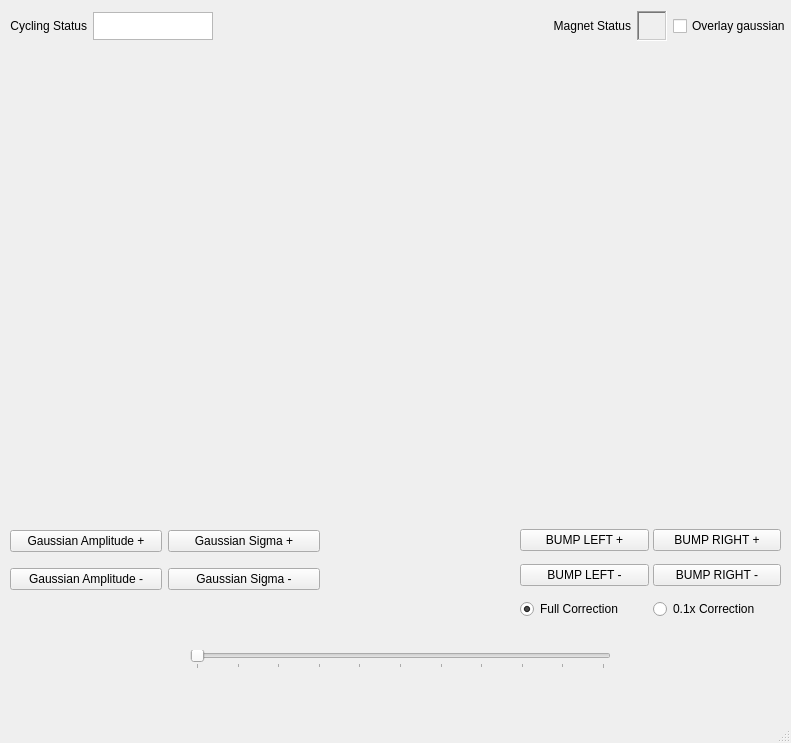
DiamondLightSource/i10switching, file i10beamlineui.ui: the form before one commit.
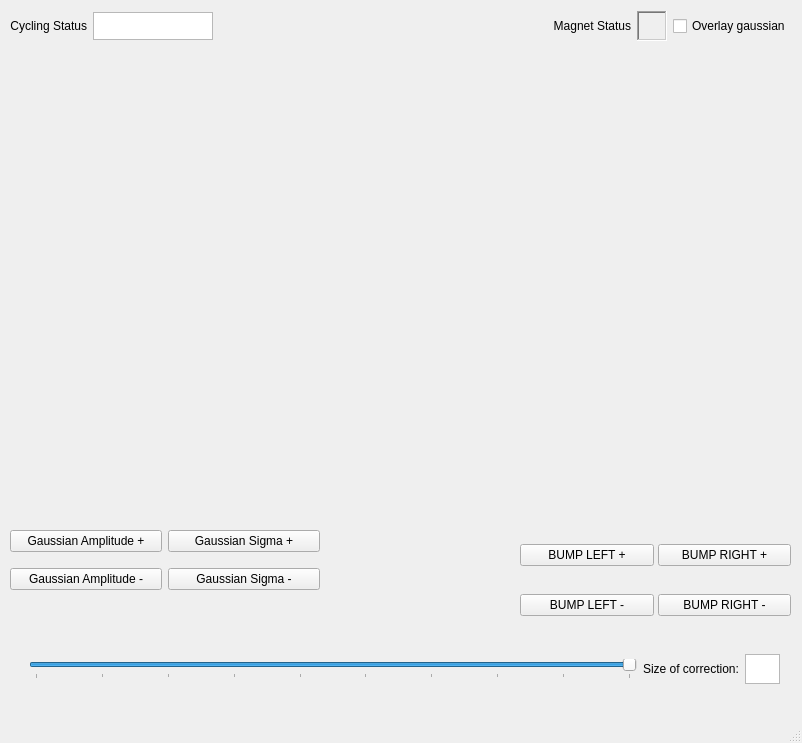
The form after the commit.

Commit message: Updated i10beamline so it works again

What changed in the file:
```diff
--- a/i10beamlineui.ui
+++ b/i10beamlineui.ui
@@ -6,7 +6,7 @@
    <rect>
     <x>0</x>
     <y>0</y>
-    <width>791</width>
+    <width>802</width>
     <height>743</height>
    </rect>
   </property>
@@ -19,8 +19,8 @@
      <rect>
       <x>520</x>
       <y>520</y>
-      <width>261</width>
-      <height>111</height>
+      <width>271</width>
+      <height>122</height>
      </rect>
     </property>
     <layout class="QGridLayout" name="button_gridlayout" columnstretch="0,0">
@@ -61,23 +61,6 @@
        </property>
       </widget>
      </item>
-     <item row="2" column="1">
-      <widget class="QRadioButton" name="small_correction_radiobutton">
-       <property name="text">
-        <string>0.1x Correction</string>
-       </property>
-      </widget>
-     </item>
-     <item row="2" column="0">
-      <widget class="QRadioButton" name="full_correction_radiobutton">
-       <property name="text">
-        <string>Full Correction</string>
-       </property>
-       <property name="checked">
-        <bool>true</bool>
-       </property>
-      </widget>
-     </item>
     </layout>
    </widget>
    <widget class="QWidget" name="verticalLayoutWidget">
@@ -272,24 +255,56 @@
      </item>
     </layout>
    </widget>
-   <widget class="QSlider" name="horizontalSlider">
+   <widget class="QWidget" name="gridLayoutWidget_2">
     <property name="geometry">
      <rect>
-      <x>190</x>
-      <y>650</y>
-      <width>421</width>
-      <height>19</height>
+      <x>29</x>
+      <y>649</y>
+      <width>751</width>
+      <height>41</height>
      </rect>
     </property>
-    <property name="maximum">
-     <number>10</number>
-    </property>
-    <property name="orientation">
-     <enum>Qt::Horizontal</enum>
-    </property>
-    <property name="tickPosition">
-     <enum>QSlider::TicksBelow</enum>
-    </property>
+    <layout class="QGridLayout" name="gridLayout_2">
+     <item row="0" column="0">
+      <widget class="QSlider" name="jog_scale_slider">
+       <property name="minimum">
+        <number>1</number>
+       </property>
+       <property name="maximum">
+        <number>10</number>
+       </property>
+       <property name="value">
+        <number>10</number>
+       </property>
+       <property name="orientation">
+        <enum>Qt::Horizontal</enum>
+       </property>
+       <property name="tickPosition">
+        <enum>QSlider::TicksBelow</enum>
+       </property>
+       <property name="tickInterval">
+        <number>1</number>
+       </property>
+      </widget>
+     </item>
+     <item row="0" column="1">
+      <widget class="QLabel" name="label_2">
+       <property name="text">
+        <string>Size of correction:</string>
+       </property>
+      </widget>
+     </item>
+     <item row="0" column="2">
+      <widget class="QTextEdit" name="jog_scale_textbox">
+       <property name="maximumSize">
+        <size>
+         <width>35</width>
+         <height>30</height>
+        </size>
+       </property>
+      </widget>
+     </item>
+    </layout>
    </widget>
   </widget>
   <widget class="QMenuBar" name="menubar">
```
Left out of the diff: 10 changed lines with no effect on the pictures. The commit also changes 2 other files.
